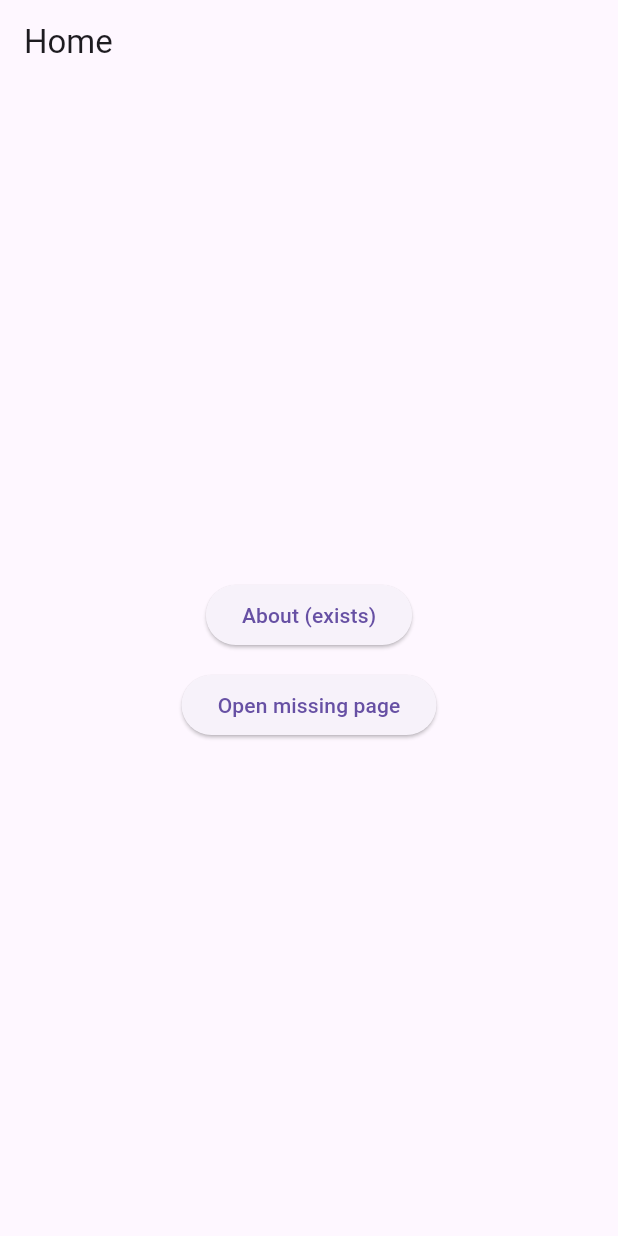
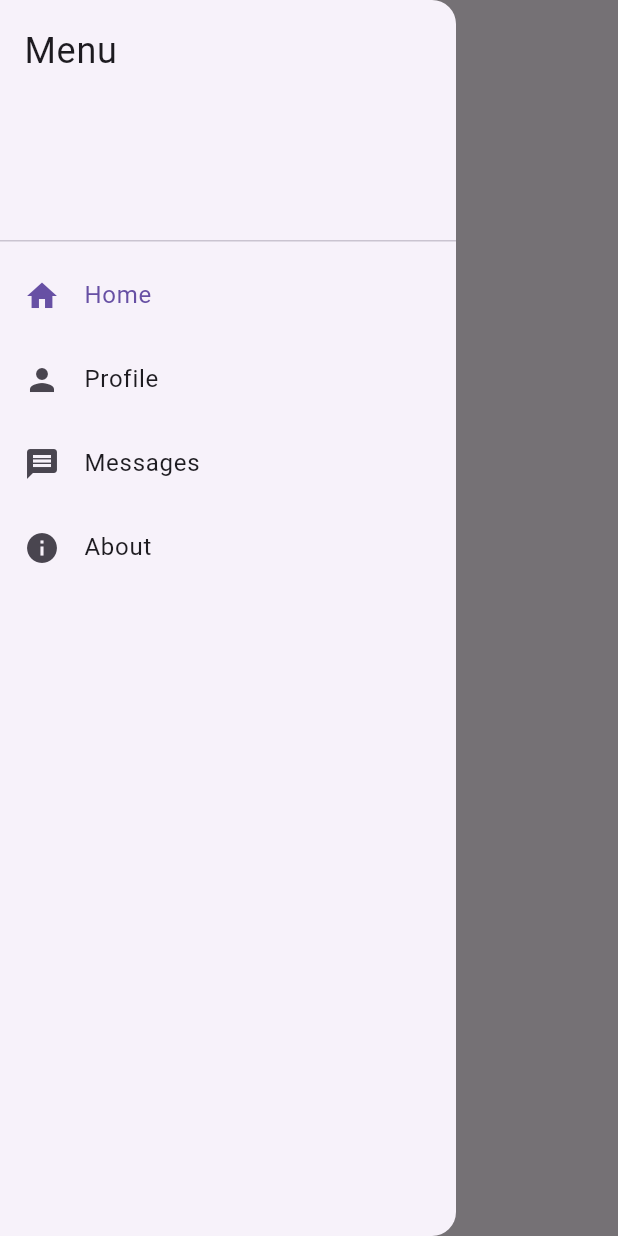
Before and after one commit to gulhayitova/Mobile_programming, a Flutter app: the screen it shows after launch, with the side drawer open (before the commit the screen has no drawer), on a phone screen of 412 x 824 dp. Run offline on Flutter 3.47's test engine with Material 3 defaults, Android fonts, the phone set to English and light mode, and no system bars.

Commit message:
Category 2 Task 4

```diff
--- a/Lab 5/nav_lab/lib/main.dart
+++ b/Lab 5/nav_lab/lib/main.dart
@@ -2,6 +2,8 @@ import 'package:flutter/material.dart';
 
 class AppRoutes {
   static const home = '/';
+  static const profile = '/profile';
+  static const messages = '/messages';
   static const about = '/about';
 }
 
@@ -9,76 +11,61 @@ void main() {
   runApp(MaterialApp(
     initialRoute: AppRoutes.home,
     routes: {
-      AppRoutes.home: (context) => const HomeScreen(),
-      AppRoutes.about: (context) => const AboutScreen(),
+      AppRoutes.home: (context) => const SectionScreen(title: 'Home'),
+      AppRoutes.profile: (context) => const SectionScreen(title: 'Profile'),
+      AppRoutes.messages: (context) => const SectionScreen(title: 'Messages'),
+      AppRoutes.about: (context) => const SectionScreen(title: 'About'),
     },
-    // Called when a route name is not in the table.
-    onUnknownRoute: (settings) =>
-        MaterialPageRoute(builder: (context) => const NotFoundScreen()),
   ));
 }
 
-class HomeScreen extends StatelessWidget {
-  const HomeScreen({super.key});
+class AppDrawer extends StatelessWidget {
+  const AppDrawer({super.key});
+
+  Widget _item(BuildContext context, IconData icon, String label, String route) {
+    final current = ModalRoute.of(context)?.settings.name;
+    return ListTile(
+      leading: Icon(icon),
+      title: Text(label),
+      selected: current == route,
+      onTap: () {
+        Navigator.pop(context); // close the drawer first
+        if (current != route) {
+          // Replace, so the stack does not grow when switching sections.
+          Navigator.pushReplacementNamed(context, route);
+        }
+      },
+    );
+  }
 
   @override
   Widget build(BuildContext context) {
-    return Scaffold(
-      appBar: AppBar(title: const Text('Home')),
-      body: Center(
-        child: Column(
-          mainAxisSize: MainAxisSize.min,
-          children: [
-            ElevatedButton(
-              child: const Text('About (exists)'),
-              onPressed: () => Navigator.pushNamed(context, AppRoutes.about),
-            ),
-            const SizedBox(height: 12),
-            ElevatedButton(
-              child: const Text('Open missing page'),
-              onPressed: () => Navigator.pushNamed(context, '/does-not-exist'),
-            ),
-          ],
-        ),
+    return Drawer(
+      child: ListView(
+        children: [
+          const DrawerHeader(
+            child: Text('Menu', style: TextStyle(fontSize: 24)),
+          ),
+          _item(context, Icons.home, 'Home', AppRoutes.home),
+          _item(context, Icons.person, 'Profile', AppRoutes.profile),
+          _item(context, Icons.message, 'Messages', AppRoutes.messages),
+          _item(context, Icons.info, 'About', AppRoutes.about),
+        ],
       ),
     );
   }
 }
 
-class AboutScreen extends StatelessWidget {
-  const AboutScreen({super.key});
+class SectionScreen extends StatelessWidget {
+  final String title;
+  const SectionScreen({super.key, required this.title});
 
   @override
   Widget build(BuildContext context) {
     return Scaffold(
-      appBar: AppBar(title: const Text('About')),
-      body: const Center(child: Text('About screen')),
+      appBar: AppBar(title: Text(title)),
+      drawer: const AppDrawer(),
+      body: Center(child: Text('$title section', style: const TextStyle(fontSize: 24))),
     );
   }
 }
-
-class NotFoundScreen extends StatelessWidget {
-  const NotFoundScreen({super.key});
-
-  @override
-  Widget build(BuildContext context) {
-    return Scaffold(
-      appBar: AppBar(title: const Text('404'), backgroundColor: Colors.red),
-      body: Center(
-        child: Column(
-          mainAxisSize: MainAxisSize.min,
-          children: [
-            const Icon(Icons.error_outline, size: 64, color: Colors.red),
-            const SizedBox(height: 12),
-            const Text('Page not found', style: TextStyle(fontSize: 24)),
-            const SizedBox(height: 12),
-            ElevatedButton(
-              child: const Text('Go back'),
-              onPressed: () => Navigator.pop(context),
-            ),
-          ],
-        ),
-      ),
-    );
-  }
-}
```
Also changed, not shown: 1 other file.
